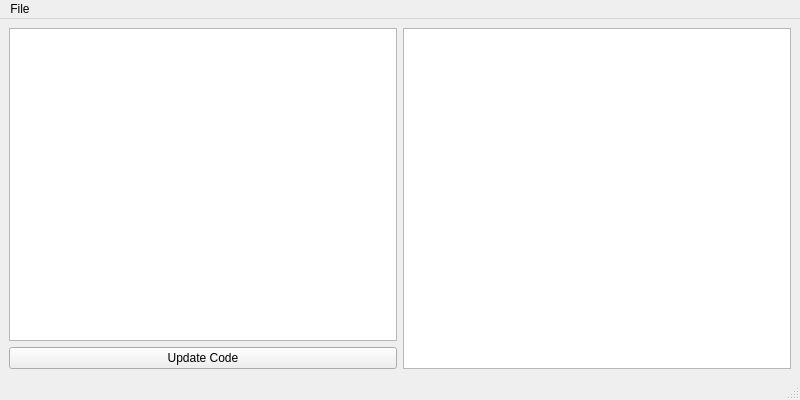
Above: utils/themeeditor/editorwindow.ui from Rockbox-Chinese-Community/Rockbox-RCC before the change. Below: the same form after it.
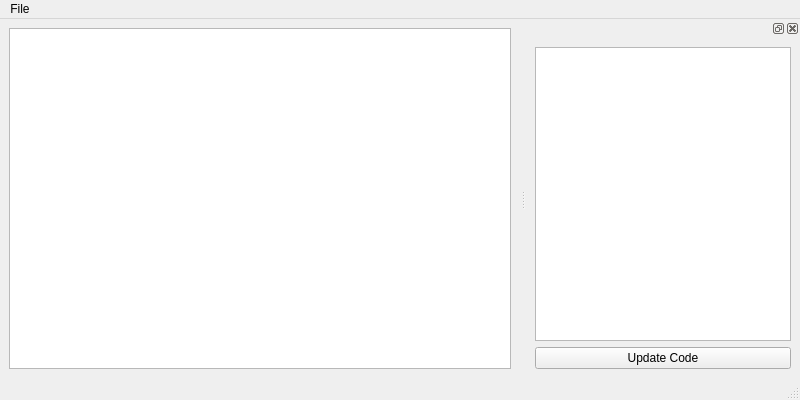
That is the form after the change.

Commit message: Theme Editor: Refactored main window init code, moved parse tree into dock widget

```diff
--- a/utils/themeeditor/editorwindow.ui
+++ b/utils/themeeditor/editorwindow.ui
@@ -16,26 +16,16 @@
   <widget class="QWidget" name="centralwidget">
    <layout class="QHBoxLayout" name="horizontalLayout">
     <item>
-     <layout class="QVBoxLayout" name="verticalLayout_2">
+     <layout class="QVBoxLayout" name="verticalLayout">
       <item>
-       <widget class="QTreeView" name="parseTree"/>
-      </item>
-      <item>
-       <widget class="QPushButton" name="fromTree">
-        <property name="text">
-         <string>Update Code</string>
+       <widget class="QPlainTextEdit" name="codeEdit">
+        <property name="lineWrapMode">
+         <enum>QPlainTextEdit::NoWrap</enum>
         </property>
        </widget>
       </item>
      </layout>
     </item>
-    <item>
-     <layout class="QVBoxLayout" name="verticalLayout">
-      <item>
-       <widget class="QPlainTextEdit" name="code"/>
-      </item>
-     </layout>
-    </item>
    </layout>
   </widget>
   <widget class="QMenuBar" name="menubar">
@@ -56,6 +46,29 @@
    <addaction name="menuFile"/>
   </widget>
   <widget class="QStatusBar" name="statusbar"/>
+  <widget class="QDockWidget" name="outputDock">
+   <attribute name="dockWidgetArea">
+    <number>2</number>
+   </attribute>
+   <widget class="QWidget" name="dockWidgetContents">
+    <layout class="QVBoxLayout" name="verticalLayout_3">
+     <item>
+      <layout class="QVBoxLayout" name="verticalLayout_2">
+       <item>
+        <widget class="QTreeView" name="parseTree"/>
+       </item>
+       <item>
+        <widget class="QPushButton" name="fromTree">
+         <property name="text">
+          <string>Update Code</string>
+         </property>
+        </widget>
+       </item>
+      </layout>
+     </item>
+    </layout>
+   </widget>
+  </widget>
   <action name="actionQuit">
    <property name="text">
     <string>Quit</string>
```
The commit also changes 2 other files.
